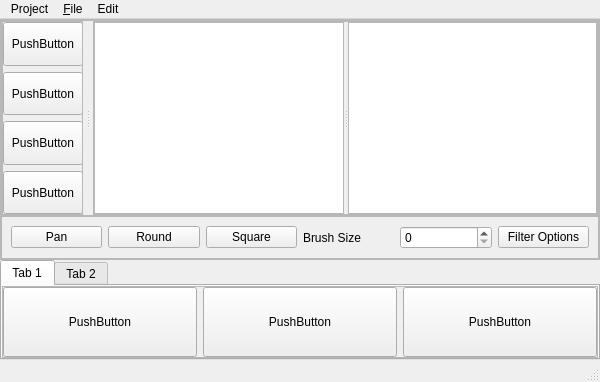
This is Qt/InstaDam/instadam.ui in Vedhus/InstaDam as Qt 5 draws it before an edit. The edited form follows.
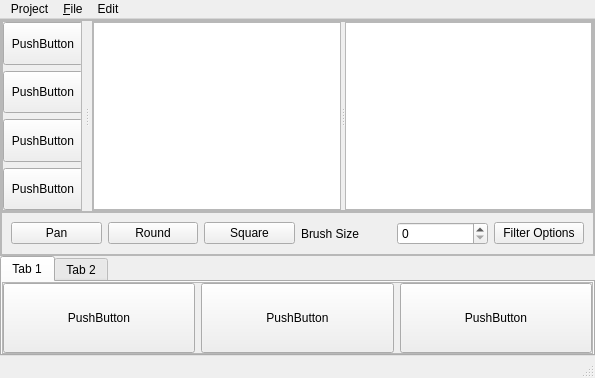
This is the edited form. Custom widgets are drawn as their Qt base class.

```diff
--- a/Qt/InstaDam/instadam.ui
+++ b/Qt/InstaDam/instadam.ui
@@ -2,6 +2,14 @@
 <ui version="4.0">
  <class>InstaDam</class>
  <widget class="QMainWindow" name="InstaDam">
+  <property name="geometry">
+   <rect>
+    <x>0</x>
+    <y>0</y>
+    <width>595</width>
+    <height>378</height>
+   </rect>
+  </property>
   <property name="mouseTracking">
    <bool>true</bool>
   </property>
@@ -130,8 +138,8 @@
                 <rect>
                  <x>0</x>
                  <y>0</y>
-                 <width>125</width>
-                 <height>192</height>
+                 <width>75</width>
+                 <height>190</height>
                 </rect>
                </property>
                <layout class="QVBoxLayout" name="verticalLayout_3">
@@ -360,8 +368,8 @@
             <rect>
              <x>0</x>
              <y>0</y>
-             <width>978</width>
-             <height>198</height>
+             <width>587</width>
+             <height>70</height>
             </rect>
            </property>
            <property name="sizePolicy">
@@ -560,7 +568,7 @@
     <rect>
      <x>0</x>
      <y>0</y>
-     <width>986</width>
+     <width>595</width>
      <height>21</height>
     </rect>
    </property>
@@ -588,14 +596,13 @@
     <addaction name="actionOpen"/>
     <addaction name="actionSave"/>
    </widget>
-   <addaction name="menu_File"/>
-   <addaction name="menuProject"/>
    <widget class="QMenu" name="menuEdit">
     <property name="title">
      <string>Edit</string>
     </property>
     <addaction name="actionUndo"/>
    </widget>
+   <addaction name="menuProject"/>
    <addaction name="menu_File"/>
    <addaction name="menuEdit"/>
   </widget>
```
Left out of the diff: 10 changed lines with no effect on the pictures.
